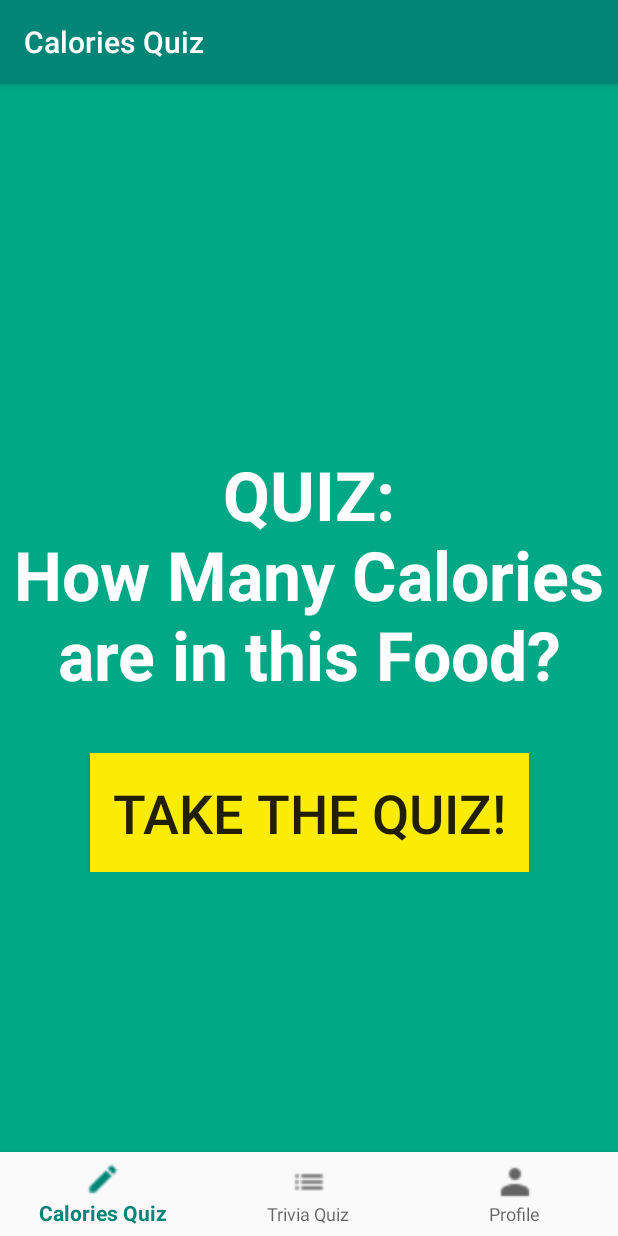
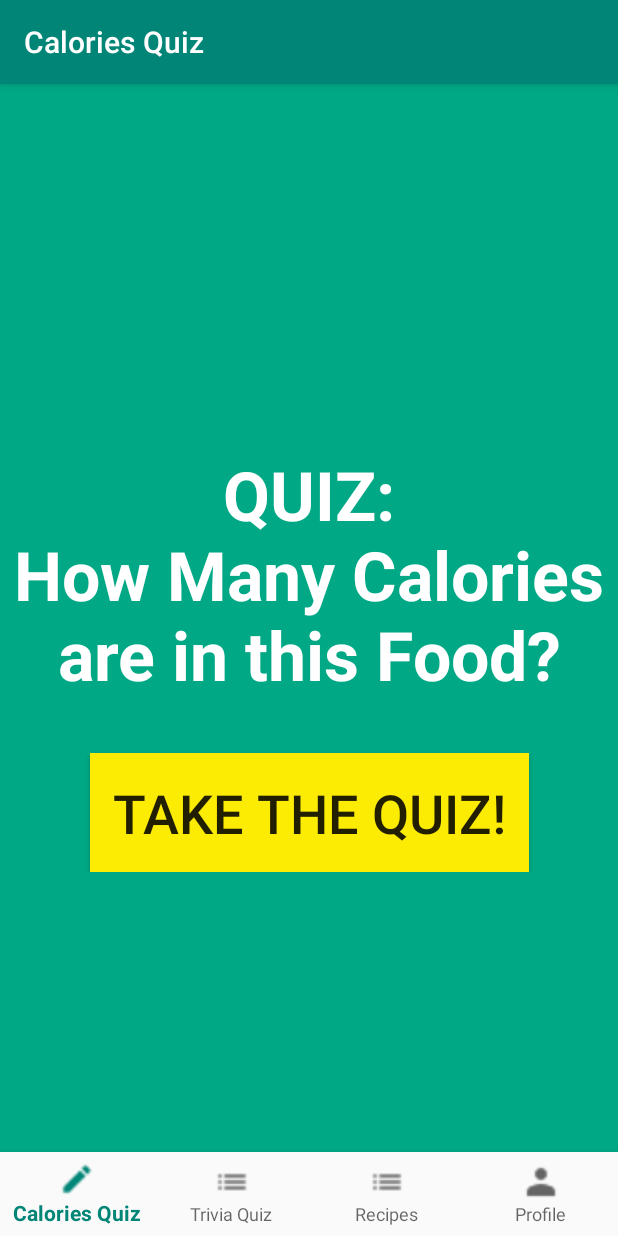
Before and after one commit to kf2020/INFS_Project, an Android app: the screen it shows after launch (MainActivity), on a phone screen of 412 x 824 dp. Run offline under Robolectric (Android 15) with nearby library versions, the phone set to English and light mode, and no system bars; our stand-ins replace Volley, navigation-ui.

Commit message:
bottom nav bar w/ recipes (4 total)

```diff
--- a/app/build.gradle
+++ b/app/build.gradle
@@ -54,5 +54,4 @@ dependencies {
     androidTestImplementation 'androidx.test.espresso:espresso-core:3.1.1'
 
 
-
 }
--- a/app/src/main/java/com/example/infs_project/MainActivity.java
+++ b/app/src/main/java/com/example/infs_project/MainActivity.java
@@ -20,7 +20,7 @@ public class MainActivity extends AppCompatActivity {
         // Passing each menu ID as a set of Ids because each
         // menu should be considered as top level destinations.
         AppBarConfiguration appBarConfiguration = new AppBarConfiguration.Builder(
-                R.id.navigation_quiz, R.id.navigation_trivia, R.id.navigation_profile)
+                R.id.navigation_quiz, R.id.navigation_trivia, R.id.navigation_recipes, R.id.navigation_profile)
                 .build();
         NavController navController = Navigation.findNavController(this, R.id.nav_host_fragment);
         NavigationUI.setupActionBarWithNavController(this, navController, appBarConfiguration);
--- a/app/src/main/res/layout/activity_main.xml
+++ b/app/src/main/res/layout/activity_main.xml
@@ -24,6 +24,7 @@
         android:layout_height="wrap_content"
         android:layout_marginStart="0dp"
         android:layout_marginEnd="0dp"
+        app:labelVisibilityMode="labeled"
         android:background="?android:attr/windowBackground"
         app:layout_constraintBottom_toBottomOf="parent"
         app:layout_constraintLeft_toLeftOf="parent"
--- a/app/src/main/res/menu/bottom_nav_menu.xml
+++ b/app/src/main/res/menu/bottom_nav_menu.xml
@@ -9,6 +9,11 @@
     <item
         android:id="@+id/navigation_trivia"
         android:icon="@drawable/baseline_list_black_18dp"
+        android:title="@string/title_trivia" />
+
+    <item
+        android:id="@+id/navigation_recipes"
+        android:icon="@drawable/baseline_list_black_18dp"
         android:title="@string/title_recipes" />
 
     <item
--- a/app/src/main/res/navigation/mobile_navigation.xml
+++ b/app/src/main/res/navigation/mobile_navigation.xml
@@ -18,6 +18,12 @@
         tools:layout="@layout/fragment_trivia" />
 
     <fragment
+        android:id="@+id/navigation_recipes"
+        android:name="com.example.infs_project.ui.recipes.RecipesFragment"
+        android:label="@string/title_recipes"
+        tools:layout="@layout/fragment_recipes" />
+
+    <fragment
         android:id="@+id/navigation_profile"
         android:name="com.example.infs_project.ui.profile.ProfileFragment"
         android:label="@string/title_profile"
--- a/app/src/main/res/values/strings.xml
+++ b/app/src/main/res/values/strings.xml
@@ -1,7 +1,8 @@
 <resources>
     <string name="app_name">INFS_Project</string>
     <string name="title_quiz">Calories Quiz</string>
-    <string name="title_recipes">Trivia Quiz</string>
+    <string name="title_trivia">Trivia Quiz</string>
+    <string name="title_recipes">Recipes</string>
     <string name="title_profile">Profile</string>
 
     <!-- TODO: Remove or change this placeholder text -->
```
Also changed, not shown: app/src/main/java/com/example/infs_project/ui/recipes/RecipesFragment.java (added, +38 -0 lines), app/src/main/java/com/example/infs_project/ui/recipes/RecipesViewModel.java (added, +7 -0 lines), app/src/main/res/layout/recipes_fragment.xml (added, +13 -0 lines).
